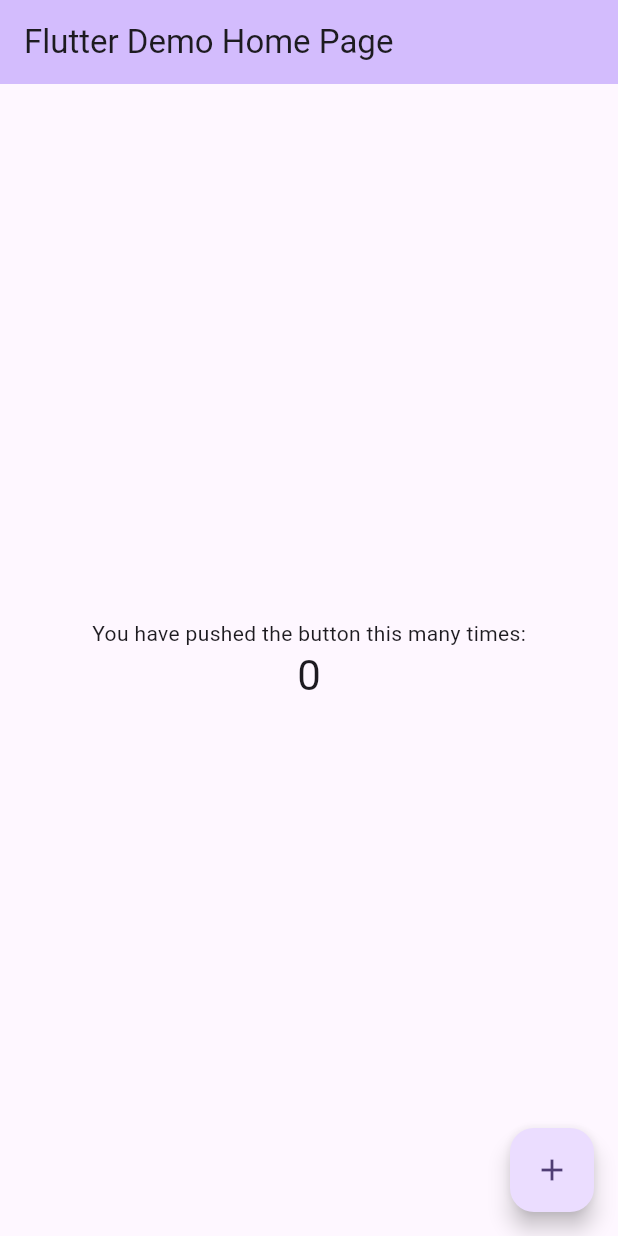
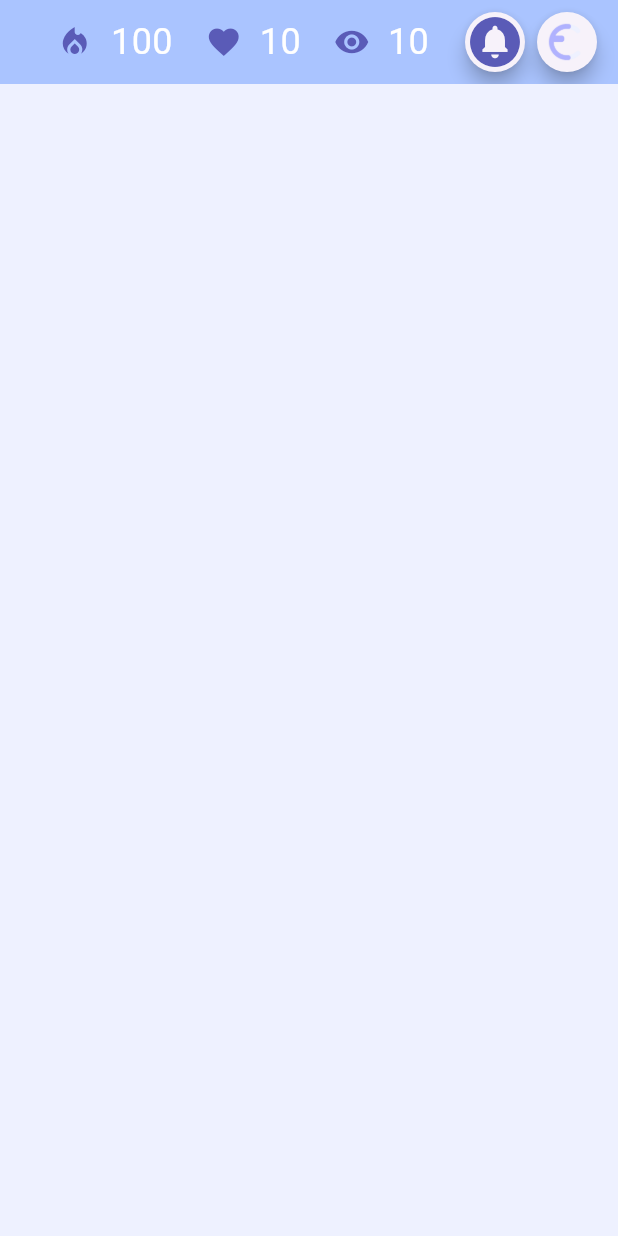
Before and after one commit to DTDungg/Mobile_FlashCard, a Flutter app: the screen it shows after launch, on a phone screen of 412 x 824 dp. Run offline on Flutter 3.47's test engine with Material 3 defaults, Android fonts, the phone set to English and light mode, and no system bars; our stand-ins replace google_fonts.

Commit message:
appbar home

```diff
--- /dev/null
+++ b/lib/home_screen.dart
@@ -0,0 +1,94 @@
+import 'package:flutter/cupertino.dart';
+import 'package:flutter/material.dart';
+import 'package:google_fonts/google_fonts.dart';
+import 'package:mobile_flash_card/utils/define.dart';
+
+class HomeScreen extends StatefulWidget {
+  const HomeScreen({super.key});
+
+  @override
+  State<StatefulWidget> createState() => _HomeScreenState();
+}
+
+class _HomeScreenState extends State<HomeScreen> {
+  void _nothing() {}
+
+  @override
+  Widget build(BuildContext context) {
+    return Scaffold(
+      backgroundColor: Define.lightBlue,
+      appBar: AppBar(
+        backgroundColor: Define.strongBlue,
+        actions: [
+          IconButton(
+            icon: Icon(Icons.local_fire_department),
+            color: Define.strongPurple,
+            onPressed: _nothing,
+          ),
+          Text(
+            '100',
+            style: GoogleFonts.rubikBubbles(
+                fontSize: 24,
+                fontWeight: FontWeight.w400,
+                color: Colors.white),
+          ),
+          SizedBox(width: 10),
+          IconButton(
+            onPressed: _nothing,
+            icon: Icon(Icons.favorite),
+            color: Define.strongPurple,
+          ),
+          Text(
+            '10',
+            style: GoogleFonts.rubikBubbles(
+                fontSize: 24,
+                fontWeight: FontWeight.w400,
+                color: Colors.white),
+          ),
+          SizedBox(width: 10),
+          IconButton(
+            icon: Icon(Icons.visibility),
+            color: Define.strongPurple,
+            onPressed: _nothing,
+          ),
+          Text(
+            '10',
+            style: GoogleFonts.rubikBubbles(
+                fontSize: 24,
+                fontWeight: FontWeight.w400,
+                color: Colors.white),
+          ),
+          SizedBox(width: 20),
+          Card(
+              elevation: 5,
+              shape: RoundedRectangleBorder(
+                borderRadius: BorderRadius.circular(20),
+              ),
+              child: Container(
+                width: 40,
+                height: 40,
+                child: IconButton(
+                  onPressed: _nothing,
+                  icon: Icon(Icons.circle_notifications, size: 40),
+                  color: Define.strongPurple,
+                  padding: EdgeInsets.zero,
+                ),
+              )),
+          Card(
+            elevation: 5,
+            shape: RoundedRectangleBorder(
+                borderRadius: BorderRadius.circular(20)),
+            child: Container(
+              width: 40,
+              height: 40,
+              child: Image(
+                  image: AssetImage('assets/images/fc.png')
+              ),
+            ),
+          ),
+          SizedBox(width: 10),
+        ],
+      ),
+    );
+  }
+}
--- a/lib/main.dart
+++ b/lib/main.dart
@@ -1,4 +1,5 @@
 import 'package:flutter/material.dart';
+import 'package:mobile_flash_card/home_screen.dart';
 
 void main() {
   runApp(const MyApp());
@@ -7,119 +8,10 @@
 class MyApp extends StatelessWidget {
   const MyApp({super.key});
 
-  // This widget is the root of your application.
   @override
   Widget build(BuildContext context) {
     return MaterialApp(
-      title: 'Flutter Demo',
-      theme: ThemeData(
-        // This is the theme of your application.
-        //
-        // TRY THIS: Try running your application with "flutter run". You'll see
-        // the application has a purple toolbar. Then, without quitting the app,
-        // try changing the seedColor in the colorScheme below to Colors.green
-        // and then invoke "hot reload" (save your changes or press the "hot
-        // reload" button in a Flutter-supported IDE, or press "r" if you used
-        // the command line to start the app).
-        //
-        // Notice that the counter didn't reset back to zero; the application
-        // state is not lost during the reload. To reset the state, use hot
-        // restart instead.
-        //
-        // This works for code too, not just values: Most code changes can be
-        // tested with just a hot reload.
-        colorScheme: ColorScheme.fromSeed(seedColor: Colors.deepPurple),
-        useMaterial3: true,
-      ),
-      home: const MyHomePage(title: 'Flutter Demo Home Page'),
+      home: const HomeScreen(),
     );
   }
 }
-
-class MyHomePage extends StatefulWidget {
-  const MyHomePage({super.key, required this.title});
-
-  // This widget is the home page of your application. It is stateful, meaning
-  // that it has a State object (defined below) that contains fields that affect
-  // how it looks.
-
-  // This class is the configuration for the state. It holds the values (in this
-  // case the title) provided by the parent (in this case the App widget) and
-  // used by the build method of the State. Fields in a Widget subclass are
-  // always marked "final".
-
-  final String title;
-
-  @override
-  State<MyHomePage> createState() => _MyHomePageState();
-}
-
-class _MyHomePageState extends State<MyHomePage> {
-  int _counter = 0;
-
-  void _incrementCounter() {
-    setState(() {
-      // This call to setState tells the Flutter framework that something has
-      // changed in this State, which causes it to rerun the build method below
-      // so that the display can reflect the updated values. If we changed
-      // _counter without calling setState(), then the build method would not be
-      // called again, and so nothing would appear to happen.
-      _counter++;
-    });
-  }
-
-  @override
-  Widget build(BuildContext context) {
-    // This method is rerun every time setState is called, for instance as done
-    // by the _incrementCounter method above.
-    //
-    // The Flutter framework has been optimized to make rerunning build methods
-    // fast, so that you can just rebuild anything that needs updating rather
-    // than having to individually change instances of widgets.
-    return Scaffold(
-      appBar: AppBar(
-        // TRY THIS: Try changing the color here to a specific color (to
-        // Colors.amber, perhaps?) and trigger a hot reload to see the AppBar
-        // change color while the other colors stay the same.
-        backgroundColor: Theme.of(context).colorScheme.inversePrimary,
-        // Here we take the value from the MyHomePage object that was created by
-        // the App.build method, and use it to set our appbar title.
-        title: Text(widget.title),
-      ),
-      body: Center(
-        // Center is a layout widget. It takes a single child and positions it
-        // in the middle of the parent.
-        child: Column(
-          // Column is also a layout widget. It takes a list of children and
-          // arranges them vertically. By default, it sizes itself to fit its
-          // children horizontally, and tries to be as tall as its parent.
-          //
-          // Column has various properties to control how it sizes itself and
-          // how it positions its children. Here we use mainAxisAlignment to
-          // center the children vertically; the main axis here is the vertical
-          // axis because Columns are vertical (the cross axis would be
-          // horizontal).
-          //
-          // TRY THIS: Invoke "debug painting" (choose the "Toggle Debug Paint"
-          // action in the IDE, or press "p" in the console), to see the
-          // wireframe for each widget.
-          mainAxisAlignment: MainAxisAlignment.center,
-          children: <Widget>[
-            const Text(
-              'You have pushed the button this many times:',
-            ),
-            Text(
-              '$_counter',
-              style: Theme.of(context).textTheme.headlineMedium,
-            ),
-          ],
-        ),
-      ),
-      floatingActionButton: FloatingActionButton(
-        onPressed: _incrementCounter,
-        tooltip: 'Increment',
-        child: const Icon(Icons.add),
-      ), // This trailing comma makes auto-formatting nicer for build methods.
-    );
-  }
-}
--- /dev/null
+++ b/lib/utils/define.dart
@@ -0,0 +1,8 @@
+import 'dart:ui';
+
+class Define{
+  static const Color strongPurple = Color(0xFF5A5BB7);
+  static const Color lightPurple = Color(0xFFB1B2FF);
+  static const Color strongBlue = Color(0xFFAAC4FF);
+  static const Color lightBlue = Color(0xFFEEF1FF);
+}
```
Also changed, not shown: pubspec.yaml (+6 -2 lines), assets/images/fc-background.png (added), assets/images/fc.png (added), assets/images/flash-card-background.png (added), assets/images/flash-card.png (added), lib/utils/colum.dart (added), pubspec.lock, 3 other files.
